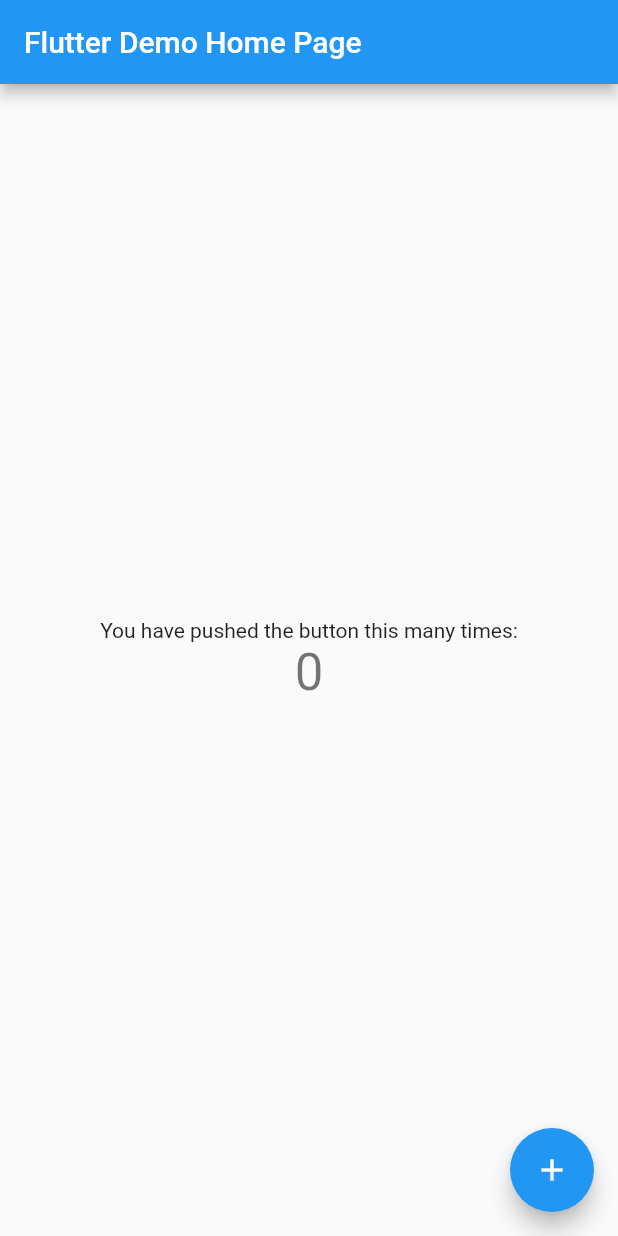
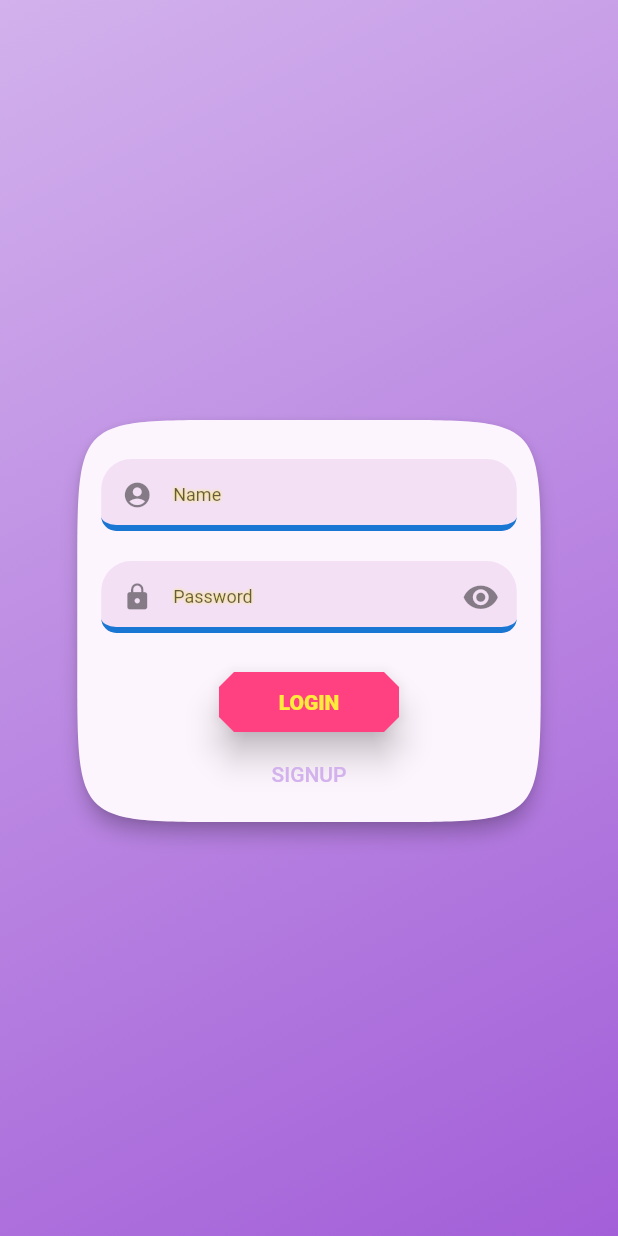
Before and after one commit to V-outsider/TUT-chat-app, a Flutter app: the screen it shows after launch, on a phone screen of 412 x 824 dp. Run offline on Flutter 3.47's test engine with Material 2 defaults, Android fonts, the phone set to English and light mode, and no system bars; drawn by our look-alikes of flutter_login; our stand-ins replace shared_preferences.

Commit message:
Login Page

```diff
--- /dev/null
+++ b/lib/log_in.dart
@@ -0,0 +1,150 @@
+import 'package:flutter/material.dart';
+import 'package:flutter_login/flutter_login.dart';
+import 'services/auth.dart';
+import 'shared/prefs_data_control.dart';
+import 'home.dart';
+
+const users = {
+  'dribbble@gmail.com': '12345',
+  'hunter@gmail.com': 'hunter',
+};
+
+class LoginScreen extends StatelessWidget {
+  const LoginScreen({Key? key}) : super(key: key);
+
+  Duration get loginTime => const Duration(milliseconds: 2250);
+
+  Future<String?> _authUser(LoginData data) async {
+    var user = await logIn(data.name, data.password);
+    if (user != null && user.id != null) {
+      await addIdToSF(user.id!);
+    }
+    return Future.delayed(loginTime).then((_) {
+      if (user == null || user.id == null) {
+        return 'User not exists or password is not correct';
+      }
+      return null;
+    });
+  }
+
+  Future<String?> _signupUser(SignupData data) async {
+    var signed = await signUp(data.name!, data.password!);
+    if (signed != null && signed.id != null) {
+      await addIdToSF(signed.id!);
+    }
+    return Future.delayed(loginTime).then((_) {
+      if (signed != null) {
+        return null;
+      }
+      return 'User with that username already exist';
+    });
+  }
+
+  Future<String?> _recoverPassword(String name) {
+    debugPrint('Name: $name');
+    return Future.delayed(loginTime).then((_) {
+      if (!users.containsKey(name)) {
+        return 'User not exists';
+      }
+      return null;
+    });
+  }
+
+  static String? nullValidator(value) {
+    return null;
+  }
+
+  @override
+  Widget build(BuildContext context) {
+    const inputBorder = BorderRadius.vertical(
+      bottom: Radius.circular(10.0),
+      top: Radius.circular(20.0),
+    );
+    return FlutterLogin(
+        userValidator: nullValidator,
+        onLogin: _authUser,
+        hideForgotPasswordButton: true,
+        onSignup: _signupUser,
+        userType: LoginUserType.name,
+        onSubmitAnimationCompleted: () {
+          Navigator.of(context).pushReplacement(MaterialPageRoute(
+            builder: (context) => const MyHomePage(
+              title: '',
+            ),
+          ));
+        },
+        onRecoverPassword: _recoverPassword,
+        theme: LoginTheme(
+          primaryColor: const Color.fromARGB(255, 210, 177, 236),
+          accentColor: Colors.yellow,
+          errorColor: Colors.deepOrange,
+          titleStyle: const TextStyle(
+            color: Colors.greenAccent,
+            fontFamily: 'Quicksand',
+            letterSpacing: 4,
+          ),
+          bodyStyle: const TextStyle(
+            fontStyle: FontStyle.italic,
+            decoration: TextDecoration.underline,
+          ),
+          textFieldStyle: const TextStyle(
+            color: Colors.orange,
+            shadows: [Shadow(color: Colors.yellow, blurRadius: 2)],
+          ),
+          buttonStyle: const TextStyle(
+            fontWeight: FontWeight.w800,
+            color: Colors.yellow,
+          ),
+          cardTheme: CardTheme(
+            color: const Color.fromARGB(255, 253, 245, 253),
+            elevation: 5,
+            margin: const EdgeInsets.only(top: 15),
+            shape: ContinuousRectangleBorder(
+                borderRadius: BorderRadius.circular(100.0)),
+          ),
+          inputTheme: InputDecorationTheme(
+            filled: true,
+            fillColor: Colors.purple.withOpacity(.1),
+            contentPadding: EdgeInsets.zero,
+            errorStyle: const TextStyle(
+              backgroundColor: Colors.orange,
+              color: Colors.white,
+            ),
+            labelStyle: const TextStyle(fontSize: 12),
+            enabledBorder: UnderlineInputBorder(
+              borderSide: BorderSide(color: Colors.blue.shade700, width: 4),
+              borderRadius: inputBorder,
+            ),
+            focusedBorder: UnderlineInputBorder(
+              borderSide: BorderSide(color: Colors.blue.shade400, width: 5),
+              borderRadius: inputBorder,
+            ),
+            errorBorder: UnderlineInputBorder(
+              borderSide: BorderSide(color: Colors.red.shade700, width: 7),
+              borderRadius: inputBorder,
+            ),
+            focusedErrorBorder: UnderlineInputBorder(
+              borderSide: BorderSide(color: Colors.red.shade400, width: 8),
+              borderRadius: inputBorder,
+            ),
+            disabledBorder: const UnderlineInputBorder(
+              borderSide: BorderSide(color: Colors.grey, width: 5),
+              borderRadius: inputBorder,
+            ),
+          ),
+          buttonTheme: LoginButtonTheme(
+            splashColor: Colors.purple,
+            backgroundColor: Colors.pinkAccent,
+            highlightColor: Colors.lightGreen,
+            elevation: 9.0,
+            highlightElevation: 6.0,
+            shape: BeveledRectangleBorder(
+              borderRadius: BorderRadius.circular(10),
+            ),
+            // shape: RoundedRectangleBorder(borderRadius: BorderRadius.circular(5)),
+            // shape: CircleBorder(side: BorderSide(color: Colors.green)),
+            // shape: ContinuousRectangleBorder(borderRadius: BorderRadius.circular(55.0)),
+          ),
+        ));
+  }
+}
--- a/lib/main.dart
+++ b/lib/main.dart
@@ -1,4 +1,7 @@
 import 'package:flutter/material.dart';
+import 'package:tut_chat_app/home.dart';
+import 'shared/prefs_data_control.dart';
+import 'log_in.dart';
 
 void main() {
   runApp(const MyApp());
@@ -7,109 +10,20 @@
 class MyApp extends StatelessWidget {
   const MyApp({Key? key}) : super(key: key);
 
-  // This widget is the root of your application.
   @override
   Widget build(BuildContext context) {
     return MaterialApp(
       title: 'Flutter Demo',
       theme: ThemeData(
-        // This is the theme of your application.
-        //
-        // Try running your application with "flutter run". You'll see the
-        // application has a blue toolbar. Then, without quitting the app, try
-        // changing the primarySwatch below to Colors.green and then invoke
-        // "hot reload" (press "r" in the console where you ran "flutter run",
-        // or simply save your changes to "hot reload" in a Flutter IDE).
-        // Notice that the counter didn't reset back to zero; the application
-        // is not restarted.
         primarySwatch: Colors.blue,
       ),
-      home: const MyHomePage(title: 'Flutter Demo Home Page'),
+      home: FutureBuilder<int?>(
+        future: getIdFromSF(),
+        builder: (context, snapshot) {
+          int? id = snapshot.data;
+          return id != null ? const MyHomePage(title: '') : const LoginScreen();
+        },
+      ),
     );
   }
 }
-
-class MyHomePage extends StatefulWidget {
-  const MyHomePage({Key? key, required this.title}) : super(key: key);
-
-  // This widget is the home page of your application. It is stateful, meaning
-  // that it has a State object (defined below) that contains fields that affect
-  // how it looks.
-
-  // This class is the configuration for the state. It holds the values (in this
-  // case the title) provided by the parent (in this case the App widget) and
-  // used by the build method of the State. Fields in a Widget subclass are
-  // always marked "final".
-
-  final String title;
-
-  @override
-  State<MyHomePage> createState() => _MyHomePageState();
-}
-
-class _MyHomePageState extends State<MyHomePage> {
-  int _counter = 0;
-
-  void _incrementCounter() {
-    setState(() {
-      // This call to setState tells the Flutter framework that something has
-      // changed in this State, which causes it to rerun the build method below
-      // so that the display can reflect the updated values. If we changed
-      // _counter without calling setState(), then the build method would not be
-      // called again, and so nothing would appear to happen.
-      _counter++;
-    });
-  }
-
-  @override
-  Widget build(BuildContext context) {
-    // This method is rerun every time setState is called, for instance as done
-    // by the _incrementCounter method above.
-    //
-    // The Flutter framework has been optimized to make rerunning build methods
-    // fast, so that you can just rebuild anything that needs updating rather
-    // than having to individually change instances of widgets.
-    return Scaffold(
-      appBar: AppBar(
-        // Here we take the value from the MyHomePage object that was created by
-        // the App.build method, and use it to set our appbar title.
-        title: Text(widget.title),
-      ),
-      body: Center(
-        // Center is a layout widget. It takes a single child and positions it
-        // in the middle of the parent.
-        child: Column(
-          // Column is also a layout widget. It takes a list of children and
-          // arranges them vertically. By default, it sizes itself to fit its
-          // children horizontally, and tries to be as tall as its parent.
-          //
-          // Invoke "debug painting" (press "p" in the console, choose the
-          // "Toggle Debug Paint" action from the Flutter Inspector in Android
-          // Studio, or the "Toggle Debug Paint" command in Visual Studio Code)
-          // to see the wireframe for each widget.
-          //
-          // Column has various properties to control how it sizes itself and
-          // how it positions its children. Here we use mainAxisAlignment to
-          // center the children vertically; the main axis here is the vertical
-          // axis because Columns are vertical (the cross axis would be
-          // horizontal).
-          mainAxisAlignment: MainAxisAlignment.center,
-          children: <Widget>[
-            const Text(
-              'You have pushed the button this many times:',
-            ),
-            Text(
-              '$_counter',
-              style: Theme.of(context).textTheme.headline4,
-            ),
-          ],
-        ),
-      ),
-      floatingActionButton: FloatingActionButton(
-        onPressed: _incrementCounter,
-        tooltip: 'Increment',
-        child: const Icon(Icons.add),
-      ), // This trailing comma makes auto-formatting nicer for build methods.
-    );
-  }
-}
--- /dev/null
+++ b/lib/serializable/models.dart
@@ -0,0 +1,15 @@
+// ignore: depend_on_referenced_packages
+import 'package:json_annotation/json_annotation.dart';
+
+part 'models.g.dart';
+
+@JsonSerializable()
+class User {
+  final int? id;
+  final String? username, password;
+
+  User({this.id, this.username, this.password});
+
+  factory User.fromJson(Map<String, dynamic> json) => _$UserFromJson(json);
+  Map<String, dynamic> toJson() => _$UserToJson(this);
+}
```
Also changed, not shown: lib/home.dart (added, +48 -0 lines), lib/services/auth.dart (added, +37 -0 lines), lib/shared/prefs_data_control.dart (added, +12 -0 lines), pubspec.yaml (+16 -65 lines), assets/icon/icon.png (added), lib/serializable/models.g.dart (added), 23 other files.
